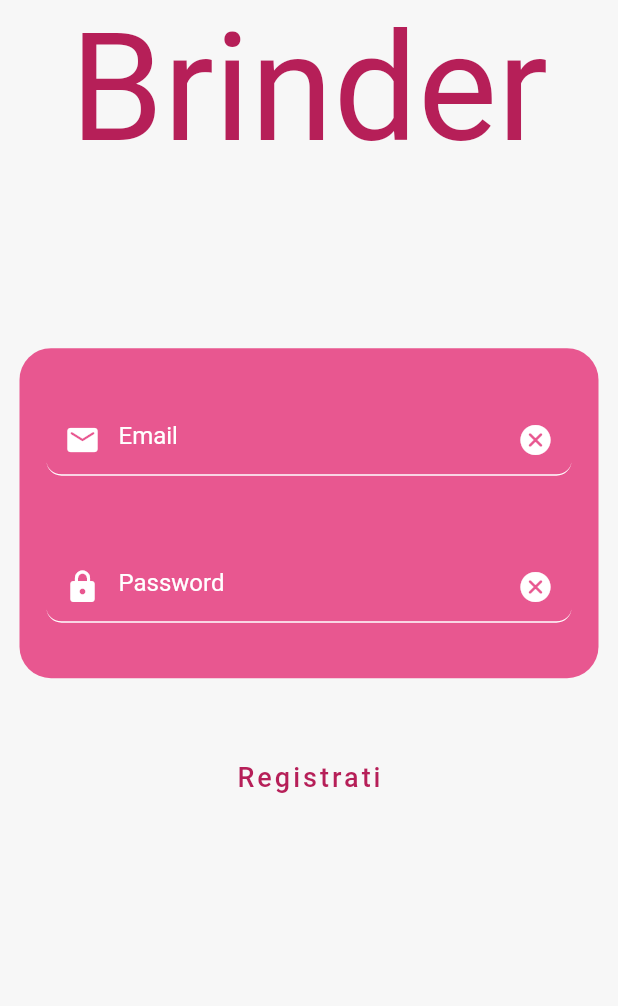
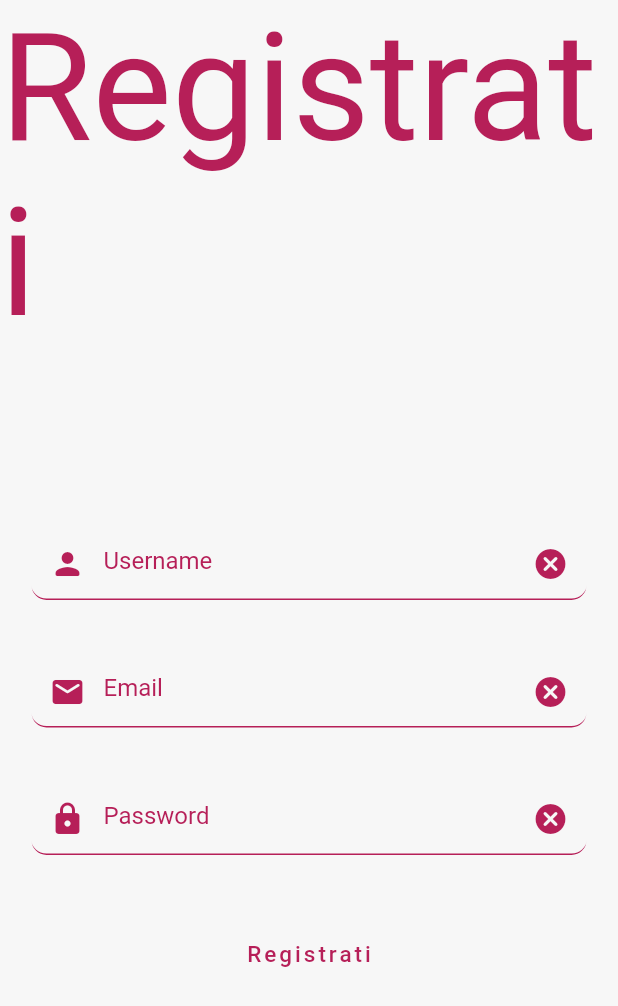
Before and after one commit to mirafiorielia/brinder, a Flutter app: the screen it shows after launch, after a tap on "Registrati", on a phone screen of 412 x 824 dp. Shown: the top 1006 px of the screen. Run offline on Flutter 3.47's test engine with Material 2 defaults, Android fonts, the phone set to English and light mode, and no system bars; our stand-ins replace firebase_auth, firebase_core, google_fonts; accounts and stored records are empty.

Commit message:
- adding login_page.dart - adding registration_page.dart

```diff
--- a/lib/CustomWidgets/custom_textfield.dart
+++ b/lib/CustomWidgets/custom_textfield.dart
@@ -20,8 +20,8 @@ class CustomTextField extends StatelessWidget {
     required this.hint,
     required this.prefixIcon,
     required this.suffixIcon,
-    this.textColor = Colors.white,
-    this.iconColor = Colors.white,
+    this.textColor = primary,
+    this.iconColor = primary,
     required this.inputType,
     this.onFieldSubmitted,
     this.onSuffixIconPressed,
--- a/lib/login_page.dart
+++ b/lib/LoginPages/login_page.dart
@@ -1,5 +1,6 @@
 import 'package:brinder/CustomWidgets/custom_background.dart';
 import 'package:brinder/CustomWidgets/custom_textfield.dart';
+import 'package:brinder/LoginPages/registration_page.dart';
 import 'package:brinder/Utils/colors.dart';
 import 'package:brinder/Utils/functions.dart';
 import 'package:flutter/material.dart';
@@ -21,9 +22,25 @@ class _LoginPageState extends State<LoginPage> {
     super.initState();
   }
 
+  @override
+  void dispose() {
+    emailController.dispose();
+    passwordController.dispose();
+    super.dispose();
+  }
+
+  void _pushToRegistration() {
+    Navigator.of(context).popUntil((route) => route.isFirst);
+    Navigator.of(context).pushReplacement(
+      MaterialPageRoute(
+        builder: (context) => const RegistrationPage(),
+      ),
+    );
+  }
+
   Widget _buildRegisterButton() {
     return TextButton(
-      onPressed: () {showSnackBar(context, 'REGISTER', false);},
+      onPressed: _pushToRegistration,
       child: Text(
         'Registrati',
         style: Theme.of(context).textTheme.bodyText1?.merge(
@@ -69,7 +86,10 @@ class _LoginPageState extends State<LoginPage> {
       'Brinder',
       style: Theme.of(context).textTheme.headline1?.merge(
             const TextStyle(
-                color: primary, fontSize: 100, fontWeight: FontWeight.normal),
+              color: primary,
+              fontSize: 100,
+              fontWeight: FontWeight.normal,
+            ),
           ),
     );
   }
--- /dev/null
+++ b/lib/LoginPages/registration_page.dart
@@ -0,0 +1,150 @@
+import 'package:brinder/CustomWidgets/custom_background.dart';
+import 'package:brinder/CustomWidgets/custom_textfield.dart';
+import 'package:brinder/Utils/colors.dart';
+import 'package:brinder/Utils/firebase_api.dart';
+import 'package:brinder/Utils/functions.dart';
+import 'package:flutter/material.dart';
+
+class RegistrationPage extends StatefulWidget {
+  const RegistrationPage({Key? key}) : super(key: key);
+
+  @override
+  State<RegistrationPage> createState() => _RegistrationPageState();
+}
+
+class _RegistrationPageState extends State<RegistrationPage> {
+  late TextEditingController usernameController,
+      emailController,
+      passwordController;
+
+  @override
+  void initState() {
+    usernameController = TextEditingController(text: '');
+    emailController = TextEditingController(text: '');
+    passwordController = TextEditingController(text: '');
+    super.initState();
+  }
+
+  @override
+  void dispose() {
+    usernameController.dispose();
+    emailController.dispose();
+    passwordController.dispose();
+    super.dispose();
+  }
+
+  Widget _buildRegisterButton() {
+    return TextButton(
+      onPressed: () async {
+        String username = usernameController.text.toString();
+        String email = emailController.text.toString();
+        String password = passwordController.text.toString();
+
+        if (username.isEmpty || email.isEmpty || password.isEmpty) return;
+
+        await FirebaseApi.createUser(email, password);
+      },
+      child: Text(
+        'Registrati',
+        style: Theme.of(context).textTheme.bodyText1?.merge(
+              const TextStyle(
+                color: primary,
+                letterSpacing: 2,
+              ),
+            ),
+      ),
+    );
+  }
+
+  Widget _buildPasswordField() {
+    return CustomTextField(
+      controller: passwordController,
+      hint: 'Password',
+      prefixIcon: Icons.lock_rounded,
+      suffixIcon: Icons.cancel_rounded,
+      inputType: TextInputType.visiblePassword,
+      onSuffixIconPressed: () {
+        passwordController.clear();
+      },
+      margin: const EdgeInsets.symmetric(horizontal: 21, vertical: 8),
+    );
+  }
+
+  Widget _buildEmailField() {
+    return CustomTextField(
+      controller: emailController,
+      hint: 'Email',
+      prefixIcon: Icons.email_rounded,
+      suffixIcon: Icons.cancel_rounded,
+      inputType: TextInputType.emailAddress,
+      onSuffixIconPressed: () {
+        emailController.clear();
+      },
+      margin: const EdgeInsets.symmetric(horizontal: 21, vertical: 8),
+    );
+  }
+
+  Widget _buildUsernameField() {
+    return CustomTextField(
+      controller: usernameController,
+      hint: 'Username',
+      prefixIcon: Icons.person_rounded,
+      suffixIcon: Icons.cancel_rounded,
+      inputType: TextInputType.emailAddress,
+      onSuffixIconPressed: () {
+        usernameController.clear();
+      },
+      margin: const EdgeInsets.symmetric(horizontal: 21, vertical: 8),
+    );
+  }
+
+  Widget _buildTitle() {
+    return Text(
+      'Registrati',
+      style: Theme.of(context).textTheme.headline1?.merge(
+            const TextStyle(
+              color: primary,
+              fontSize: 100,
+              fontWeight: FontWeight.normal,
+            ),
+          ),
+    );
+  }
+
+  @override
+  Widget build(BuildContext context) {
+    return Scaffold(
+      body: SafeArea(
+        child: Column(
+          mainAxisSize: MainAxisSize.max,
+          mainAxisAlignment: MainAxisAlignment.center,
+          crossAxisAlignment: CrossAxisAlignment.center,
+          children: [
+            _buildTitle(),
+            const SizedBox(height: 89),
+            Expanded(
+              child: SingleChildScrollView(
+                physics: const BouncingScrollPhysics(),
+                child: Column(
+                  mainAxisSize: MainAxisSize.min,
+                  mainAxisAlignment: MainAxisAlignment.center,
+                  crossAxisAlignment: CrossAxisAlignment.center,
+                  children: [
+                    const SizedBox(height: 21),
+                    _buildUsernameField(),
+                    const SizedBox(height: 21),
+                    _buildEmailField(),
+                    const SizedBox(height: 21),
+                    _buildPasswordField(),
+                    const SizedBox(height: 34),
+                    _buildRegisterButton(),
+                  ],
+                ),
+              ),
+            ),
+          ],
+        ),
+      ),
+    );
+  }
+}
--- a/lib/Utils/firebase_api.dart
+++ b/lib/Utils/firebase_api.dart
@@ -1,3 +1,13 @@
+import 'package:firebase_auth/firebase_auth.dart';
+
 class FirebaseApi {
-
+  static Future<void> createUser(
+    String email,
+    String password,
+  ) async {
+    FirebaseAuth.instance.createUserWithEmailAndPassword(
+      email: email,
+      password: password,
+    );
+  }
 }
--- a/lib/Utils/themes.dart
+++ b/lib/Utils/themes.dart
@@ -14,12 +14,12 @@ final ThemeData lightTheme = ThemeData(
   textTheme: const TextTheme(
     headline1: TextStyle(
       color: primary,
-      fontSize: 21,
+      fontSize: 20,
       fontWeight: FontWeight.bold,
     ),
     bodyText1: TextStyle(
       color: primary,
-      fontSize: 18,
+      fontSize: 15,
     ),
     button: TextStyle(
       color: primary,
@@ -56,7 +56,7 @@ final ThemeData lightTheme = ThemeData(
     unselectedItemColor: Colors.white,
   ),
   iconTheme: const IconThemeData(
-    color: Colors.white,
+    color: primary,
   ),
   elevatedButtonTheme: ElevatedButtonThemeData(
     style: ElevatedButton.styleFrom(
@@ -89,27 +89,27 @@ final ThemeData lightTheme = ThemeData(
   inputDecorationTheme: const InputDecorationTheme(
     filled: false,
     fillColor: Colors.transparent,
-    labelStyle: TextStyle(color: Colors.white),
-    helperStyle: TextStyle(color: Colors.white),
-    hintStyle: TextStyle(color: Colors.white),
+    labelStyle: TextStyle(color: primary),
+    helperStyle: TextStyle(color: primary),
+    hintStyle: TextStyle(color: primary),
     errorStyle: TextStyle(color: Colors.red),
-    iconColor: Colors.white,
-    prefixIconColor: Colors.white,
-    suffixIconColor: Colors.white,
+    iconColor: primary,
+    prefixIconColor: primary,
+    suffixIconColor: primary,
     enabledBorder: UnderlineInputBorder(
-      borderSide: BorderSide(color: Colors.white),
+      borderSide: BorderSide(color: primary),
       borderRadius: BorderRadius.all(Radius.circular(10)),
     ),
     disabledBorder: UnderlineInputBorder(
-      borderSide: BorderSide(color: Colors.white),
+      borderSide: BorderSide(color: primary),
       borderRadius: BorderRadius.all(Radius.circular(10)),
     ),
     border: UnderlineInputBorder(
-      borderSide: BorderSide(color: Colors.white),
+      borderSide: BorderSide(color: primary),
       borderRadius: BorderRadius.all(Radius.circular(10)),
     ),
     focusedBorder: UnderlineInputBorder(
-      borderSide: BorderSide(color: Colors.white),
+      borderSide: BorderSide(color: primary),
       borderRadius: BorderRadius.all(Radius.circular(10)),
     ),
     errorBorder: UnderlineInputBorder(
--- a/lib/main.dart
+++ b/lib/main.dart
@@ -1,6 +1,6 @@
 import 'package:brinder/Utils/colors.dart';
 import 'package:brinder/home_page.dart';
-import 'package:brinder/login_page.dart';
+import 'package:brinder/LoginPages/login_page.dart';
 import 'package:brinder/splash_page.dart';
 import 'package:firebase_core/firebase_core.dart';
 import 'package:flutter/material.dart';
--- a/lib/splash_page.dart
+++ b/lib/splash_page.dart
@@ -1,5 +1,5 @@
 import 'package:brinder/Utils/colors.dart';
-import 'package:brinder/login_page.dart';
+import 'package:brinder/LoginPages/login_page.dart';
 import 'package:flutter/material.dart';
 
 class SplashPage extends StatefulWidget {
```
Also changed, not shown: pubspec.yaml (+1 -67 lines), pubspec.lock.
